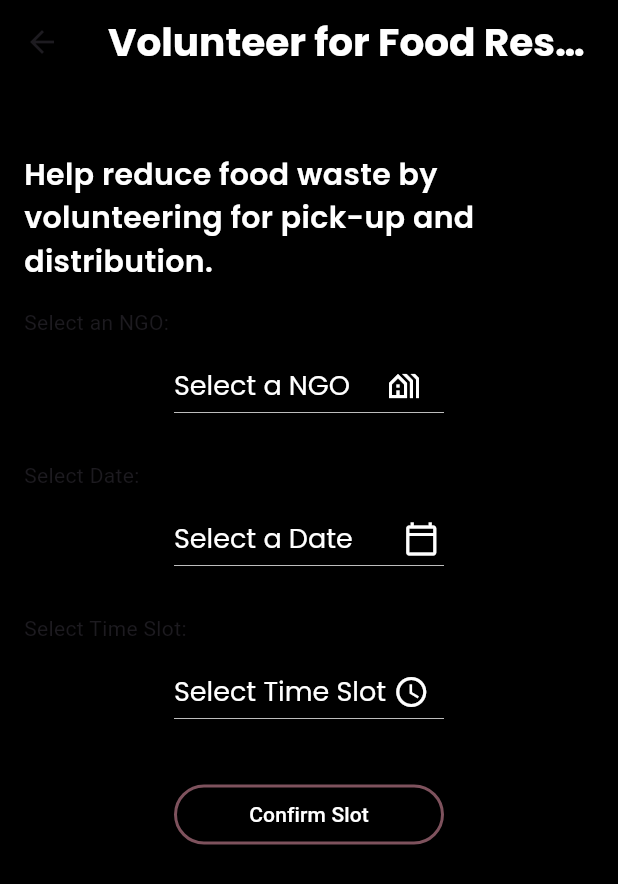
After one commit to PixelWeavers/dosra_ghar, a Flutter app: the VolunteerScreen screen opened directly, on a phone screen of 412 x 824 dp. The commit adds this screen. Shown: the top 884 px of the screen. Run offline on Flutter 3.47's test engine with Material 3 defaults, Android fonts, the phone set to English and light mode, and no system bars; our stand-ins replace another_flushbar, cloud_firestore, firebase_auth, firebase_core, flutter_spinkit, flutter_svg and 6 more; accounts and stored records are empty.

Commit message:
volunteer screen ui done

```diff
--- /dev/null
+++ b/lib/models/ngo.dart
@@ -0,0 +1,11 @@
+class Ngo {
+  final String logoUrl;
+  final String name;
+  final String description;
+
+  const Ngo({
+    required this.logoUrl,
+    required this.name,
+    required this.description,
+  });
+}
--- /dev/null
+++ b/lib/providers/ngo_provider.dart
@@ -0,0 +1,65 @@
+import 'package:dosra_ghar/models/ngo.dart';
+import 'package:flutter/material.dart';
+
+class VolunteerProvider extends ChangeNotifier {
+  final List<Ngo> _ngoList = [
+    const Ngo(
+      logoUrl: 'https://www.ngo4you.com/wp-content/uploads/2023/10/Santham-Home-for-Aged-min.jpg',
+      name: 'Food for All',
+      description: 'Food for All works to fight hunger by rescuing surplus food and distributing it to those in need.',
+    ),
+    const Ngo(
+      logoUrl: 'https://www.ngo4you.com/wp-content/uploads/2024/01/happiness-trust.png',
+      name: 'Second Harvest',
+      description: 'Second Harvest is committed to ending hunger and reducing food waste in the community.',
+    ),
+    const Ngo(
+      logoUrl: 'https://www.ngo4you.com/wp-content/uploads/2023/10/Abdul-Kalam-Trust.png',
+      name: 'Feeding America',
+      description: 'Feeding America is a nationwide network of food banks working to end hunger.',
+    ),
+  ];
+
+  final List<String> _dateSlots = [
+    'April 10, 2024',
+    'April 11, 2024',
+    'April 12, 2024',
+    // Add more date slots as needed
+  ];
+
+  final List<String> _timeSlots = [
+    '9:00 AM - 11:00 AM',
+    '11:00 AM - 1:00 PM',
+    '1:00 PM - 3:00 PM',
+    // Add more time slots as needed
+  ];
+
+  Ngo? _selectedNgo;
+  String? _selectedDate;
+  String? _selectedTimeSlot;
+
+  List<Ngo> get ngoList => _ngoList;
+  List<String> get dateSlots => _dateSlots;
+  List<String> get timeSlots => _timeSlots;
+
+  Ngo? get selectedNgo => _selectedNgo;
+  String? get selectedDate => _selectedDate;
+  String? get selectedTimeSlot => _selectedTimeSlot;
+
+  void updateSelectedNgo(Ngo ngo) {
+    _selectedNgo = ngo;
+    notifyListeners();  // Notify listeners of state change
+  }
+
+  void updateSelectedDate(String date) {
+    _selectedDate = date;
+    notifyListeners();  // Notify listeners of state change
+  }
+
+  void updateSelectedTimeSlot(String timeSlot) {
+    _selectedTimeSlot = timeSlot;
+    notifyListeners();  // Notify listeners of state change
+  }
+
+  // Additional methods for interacting with volunteer data (optional)
+}
--- a/lib/views/caters_performance.dart
+++ b/lib/views/caters_performance.dart
@@ -89,7 +89,6 @@ print("Fetched Documents: ${snapshot.docs.length}");
                     child: SfCartesianChart(
                       backgroundColor: Colors.white,
                       primaryXAxis: CategoryAxis(
-
                       ),
 
 
--- /dev/null
+++ b/lib/views/volunteer_screen.dart
@@ -0,0 +1,177 @@
+import 'package:dosra_ghar/models/ngo.dart';
+import 'package:dosra_ghar/providers/ngo_provider.dart';
+import 'package:dosra_ghar/widgets/ngo_card.dart';
+import 'package:flutter/material.dart';
+import 'package:google_fonts/google_fonts.dart';
+import 'package:provider/provider.dart';
+
+class VolunteerScreen extends StatelessWidget {
+  @override
+  Widget build(BuildContext context) {
+    return Scaffold(
+      backgroundColor: Colors.black,
+      appBar: AppBar(
+        backgroundColor: Colors.black,
+        title: Text(
+          'Volunteer for Food Rescue',
+          style: GoogleFonts.poppins(
+            color: Colors.white,
+            fontSize: 26,
+            fontWeight: FontWeight.bold,
+          ),
+        ),
+      ),
+      body: SingleChildScrollView(
+        child: Padding(
+          padding: const EdgeInsets.all(16.0),
+          child: Column(
+            crossAxisAlignment: CrossAxisAlignment.stretch,
+            children: [
+              // Title and description section
+              SizedBox(height: 30,),
+              Text(
+                'Help reduce food waste by volunteering for pick-up and distribution.',
+                style: GoogleFonts.poppins(
+                  color: Colors.white,
+                  fontWeight: FontWeight.w600,
+                  fontSize: 20,
+                ),
+              ),
+              const SizedBox(height: 16.0),
+              // Display selected NGO card
+              Consumer<VolunteerProvider>(
+                builder: (context, provider, _) {
+                  return provider.selectedNgo == null
+                      ? Container() // If no NGO is selected, don't display anything
+                      : Column(
+                          children: [
+                            NgoCard(ngo: provider.selectedNgo!),
+                            const SizedBox(height: 16.0),
+                          ],
+                        );
+                },
+              ),
+              // NGO selection section
+              const Text('Select an NGO:'),
+              Consumer<VolunteerProvider>(
+                builder: (context, provider, _) {
+                  return Padding(
+                    padding: const EdgeInsets.fromLTRB(100,8,100,8),
+                    child: Container(
+                      height: 50,
+                      child: DropdownButton<Ngo>(
+                        dropdownColor: const Color.fromARGB(255, 90, 89, 89),
+                        style: GoogleFonts.poppins(color: Colors.white),
+                        hint: Text("Select a NGO     ", style: GoogleFonts.poppins(color: Colors.white,fontSize: 18)),
+                        icon: const Icon(Icons.holiday_village_outlined, color: Colors.white),
+                        borderRadius: BorderRadius.circular(8),
+                        value: provider.selectedNgo,
+                        onChanged: (ngo) {
+                          Provider.of<VolunteerProvider>(context, listen: false)
+                              .updateSelectedNgo(ngo!);
+                        },
+                        items: provider.ngoList.map<DropdownMenuItem<Ngo>>((Ngo ngo) {
+                          return DropdownMenuItem<Ngo>(
+                            value: ngo,
+                            child: Text(ngo.name),
+                          );
+                        }).toList(),
+                      ),
+                    ),
+                  );
+                },
+              ),
+              const SizedBox(height: 16.0),
+              // Date selection section
+              const Text('Select Date:'),
+              Consumer<VolunteerProvider>(
+                builder: (context, provider, _) {
+                  return Padding(
+                    padding: const EdgeInsets.fromLTRB(100,8,100,8),
+                    child: Container(
+                      height: 50,
+
+                      child: DropdownButton<String>(
+                        dropdownColor: const Color.fromARGB(255, 90, 89, 89),
+                        style: GoogleFonts.poppins(color: Colors.white),
+                        hint: Text("Select a Date       ", style: GoogleFonts.poppins(color: Colors.white, fontSize: 18)),
+                        icon: const Icon(Icons.calendar_today_outlined, color: Colors.white),
+                        borderRadius: BorderRadius.circular(8),
+                        value: provider.selectedDate,
+                        onChanged: (date) {
+                          Provider.of<VolunteerProvider>(context, listen: false)
+                              .updateSelectedDate(date!);
+                        },
+                        items: provider.dateSlots.map<DropdownMenuItem<String>>((date) {
+                          return DropdownMenuItem<String>(
+                            value: date,
+                            child: Text(date),
+                          );
+                        }).toList(),
+                      ),
+                    ),
+                  );
+                },
+              ),
+              const SizedBox(height: 16.0),
+              // Time selection section
+              const Text('Select Time Slot:'),
+              Consumer<VolunteerProvider>(
+                builder: (context, provider, _) {
+                  return Padding(
+                    padding: const EdgeInsets.fromLTRB(100,8,100,8),
+                    child: Container(
+                      height: 50,
+                      decoration: BoxDecoration(),
+                      child: DropdownButton<String>(
+                        dropdownColor: const Color.fromARGB(255, 90, 89, 89),
+                        style: GoogleFonts.poppins(color: Colors.white),
+                        hint: Text("Select Time Slot ", style: GoogleFonts.poppins(color: Colors.white,fontSize: 18)),
+                        icon: const Icon(Icons.access_time_outlined, color: Colors.white),
+                        borderRadius: BorderRadius.circular(8),
+                        value: provider.selectedTimeSlot,
+                        onChanged: (timeSlot) {
+                          Provider.of<VolunteerProvider>(context, listen: false)
+                              .updateSelectedTimeSlot(timeSlot!);
+                        },
+                        items: provider.timeSlots.map<DropdownMenuItem<String>>((timeSlot) {
+                          return DropdownMenuItem<String>(
+                            value: timeSlot,
+                            child: Text(timeSlot),
+                          );
+                        }).toList(),
+                      ),
+                    ),
+                  );
+                },
+              ),
+              const SizedBox(height: 16.0),
+              // Confirmation button
+              Padding(
+                padding: const EdgeInsets.fromLTRB(100, 8, 100, 8),
+                child: ElevatedButton(
+                  style: ElevatedButton.styleFrom(
+                    backgroundColor: Colors.transparent,
+                    foregroundColor: Colors.white,
+                    side: BorderSide(
+                      color: Theme.of(context).colorScheme.tertiary,
+                      width: 2,
+                    ),
+                  ),
+                  onPressed: () => handleConfirmation(context), // Pass context for provider access
+                  child: const Text('Confirm Slot'),
+                ),
+              ),
+            ],
+          ),
+        ),
+      ),
+    );
+  }
+
+  void handleConfirmation(BuildContext context) {
+    // Implement logic to confirm selection, send notification to NGO (if applicable)
+    // Update volunteer schedule using Provider.of<VolunteerProvider>(context). (access data and methods)
+    // Show confirmation message
+  }
+}
--- /dev/null
+++ b/lib/widgets/date_time_picker.dart
@@ -0,0 +1,78 @@
+import 'package:flutter/material.dart';
+
+class DateTimePicker extends StatefulWidget {
+  final void Function(BuildContext, DateTime) onDateSelected;
+  final void Function(BuildContext, TimeOfDay) onTimeSelected;
+
+  const DateTimePicker({required this.onDateSelected, required this.onTimeSelected});
+
+  @override
+  _DateTimePickerState createState() => _DateTimePickerState();
+}
+
+class _DateTimePickerState extends State<DateTimePicker> {
+  DateTime? selectedDate;
+  TimeOfDay? selectedTime;
+
+  bool _isSunday(DateTime date) {
+    return date.weekday == DateTime.sunday; // Check if it's Sunday
+  }
+
+  void handleDateSelection(DateTime? date) {
+    if (date != null && _isSunday(date)) { // Only if Sunday
+      setState(() {
+        selectedDate = date;
+        print(date);
+      });
+      widget.onDateSelected(context, date);
+    }
+  }
+
+
+  void handleTimeSelection(TimeOfDay? time) {
+    if (time != null) {
+      setState(() {
+        selectedTime = time;
+      });
+      widget.onTimeSelected(context, time); // Call callback function
+    }
+  }
+
+  @override
+  Widget build(BuildContext context) {
+    return Row(
+      mainAxisAlignment: MainAxisAlignment.spaceAround,
+      children: [
+        ElevatedButton(
+          style: ElevatedButton.styleFrom(
+            backgroundColor: Colors.transparent,
+            foregroundColor: Colors.white,
+            side: BorderSide(color: Theme.of(context).colorScheme.tertiary, width: 2),
+            fixedSize: const Size(150, 50),
+          ),
+          onPressed: () => showDatePicker(
+            context: context,
+            initialDate: selectedDate ?? DateTime.now(),
+            firstDate: DateTime.now(), // From today
+            lastDate: DateTime.now().add(Duration(days: 60)), // Next 2 months
+          ).then(handleDateSelection),
+          child: Text(selectedDate?.toString() ?? 'Select Date'),
+        ),
+        const SizedBox(height: 10),
+        ElevatedButton(
+          style: ElevatedButton.styleFrom(
+            backgroundColor: Colors.transparent,
+            foregroundColor: Colors.white,
+            side: BorderSide(color: Theme.of(context).colorScheme.tertiary, width: 2),
+            fixedSize: const Size(150, 50),
+          ),
+          onPressed: () => showTimePicker(
+            context: context,
+            initialTime: selectedTime ?? TimeOfDay.now(),
+          ).then(handleTimeSelection),
+          child: Text(selectedTime?.format(context) ?? 'Select Time'),
+        ),
+      ],
+    );
+  }
+}
--- a/pubspec.yaml
+++ b/pubspec.yaml
@@ -31,6 +31,7 @@ dependencies:
   another_flushbar: ^1.12.30
   cloud_firestore: ^4.15.10
   cupertino_icons: ^1.0.6
+  date_time: ^0.4.5
   firebase_auth: ^4.18.0
   firebase_core: ^2.27.2
   fl_chart: ^0.67.0  # You're using fl_chart for charts
```
Also changed, not shown: lib/main.dart (+6 -2 lines), lib/widgets/ngo_card.dart (added, +41 -0 lines), pubspec.lock.
